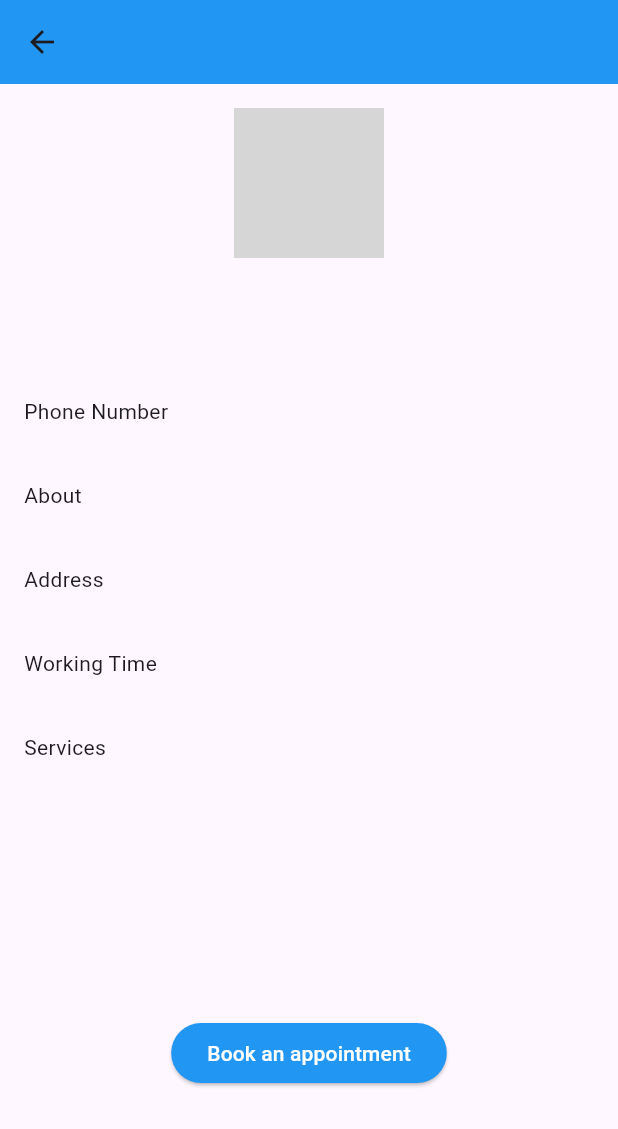
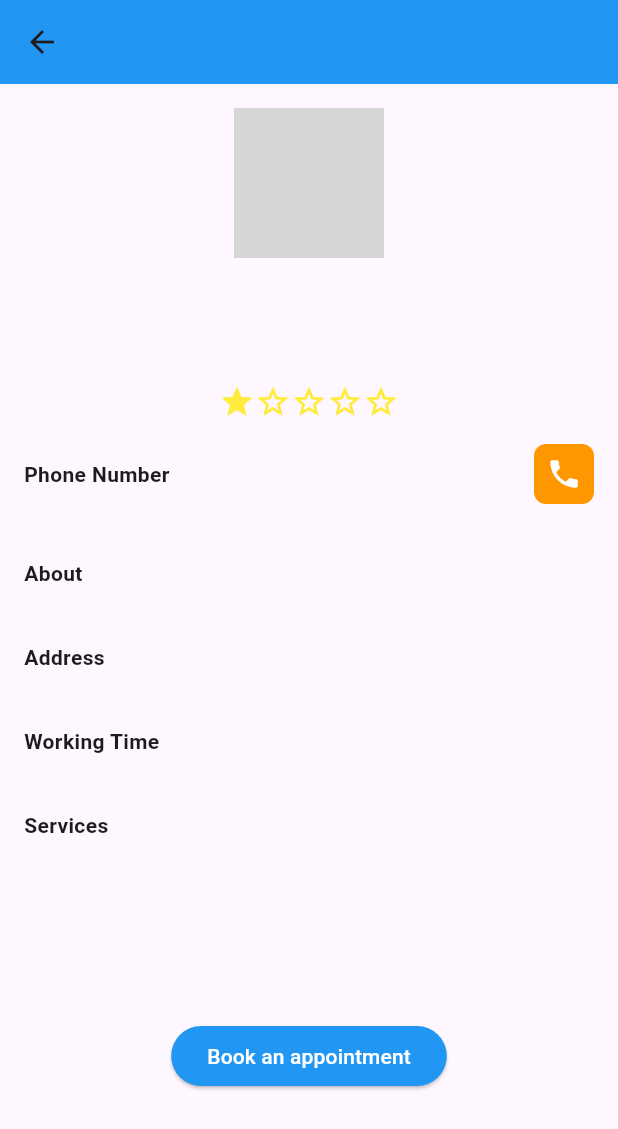
Before and after one commit to charite-uwatwembi/Group38_FlutterProject, a Flutter app: the DoctorProfilePage screen opened directly with empty values, on a phone screen of 412 x 824 dp. Shown: the top 1129 px of the screen. Run offline on Flutter 3.47's test engine with Material 3 defaults, Android fonts, the phone set to English and light mode, and no system bars; our stand-ins replace auto_size_text, get, velocity_x; Roboto replaces fonts that are missing (nunito); grey boxes are pictures that could not be loaded.

Commit message:
updated doctor's profile page

```diff
--- a/baho_app/lib/views/profile_view/doctor_profile_page.dart
+++ b/baho_app/lib/views/profile_view/doctor_profile_page.dart
@@ -1,5 +1,6 @@
+import 'dart:math';
+import 'package:flutter/material.dart';
 import 'package:baho_app/consts/consts.dart';
-import 'package:flutter/material.dart';
 
 class DoctorProfilePage extends StatelessWidget {
   final String name;
@@ -25,6 +26,9 @@ class DoctorProfilePage extends StatelessWidget {
 
   @override
   Widget build(BuildContext context) {
+    // Generate a random rating between 1 and 5
+    final double rating = (Random().nextDouble() * 4 + 1).roundToDouble();
+
     return Scaffold(
       appBar: AppBar(
         backgroundColor: Colors.blue,
@@ -54,27 +58,74 @@ class DoctorProfilePage extends StatelessWidget {
                 style: TextStyle(fontSize: 18, color: Colors.grey),
               ),
             ),
+            SizedBox(height: 8),
+            Center(
+              child: Row(
+                mainAxisSize: MainAxisSize.min,
+                children: List.generate(
+                  5,
+                  (index) => Icon(
+                    index < rating ? Icons.star : Icons.star_border,
+                    color: Colors.yellow,
+                  ),
+                ),
+              ),
+            ),
             SizedBox(height: 16),
-            Text('Phone Number'),
+            Row(
+              children: [
+                Expanded(
+                  child: Text(
+                    'Phone Number',
+                    style: TextStyle(fontWeight: FontWeight.bold),
+                  ),
+                ),
+                Container(
+                  padding: EdgeInsets.all(8),
+                  decoration: BoxDecoration(
+                    color: Colors.orange,
+                    borderRadius: BorderRadius.circular(8),
+                  ),
+                  child: Icon(
+                    Icons.phone,
+                    color: Colors.white,
+                  ),
+                ),
+              ],
+            ),
             Text(phoneNumber),
             SizedBox(height: 16),
-            Text('About'),
+            Text(
+              'About',
+              style: TextStyle(fontWeight: FontWeight.bold),
+            ),
             Text(about),
             SizedBox(height: 16),
-            Text('Address'),
+            Text(
+              'Address',
+              style: TextStyle(fontWeight: FontWeight.bold),
+            ),
             Text(address),
             SizedBox(height: 16),
-            Text('Working Time'),
+            Text(
+              'Working Time',
+              style: TextStyle(fontWeight: FontWeight.bold),
+            ),
             Text(workingTime),
             SizedBox(height: 16),
-            Text('Services'),
+            Text(
+              'Services',
+              style: TextStyle(fontWeight: FontWeight.bold),
+            ),
             Text(services),
-            SizedBox(height: 150),
+            SizedBox(height: 100),
             Center(
               child: ElevatedButton(
                 onPressed: () {},
-                child: Text('Book an appointment',
-                style: TextStyle(color: Colors.white,)),
+                child: Text(
+                  'Book an appointment',
+                  style: TextStyle(color: Colors.white),
+                ),
                 style: ButtonStyle(
                   backgroundColor: MaterialStateProperty.all(Colors.blue),
                 ),
```
